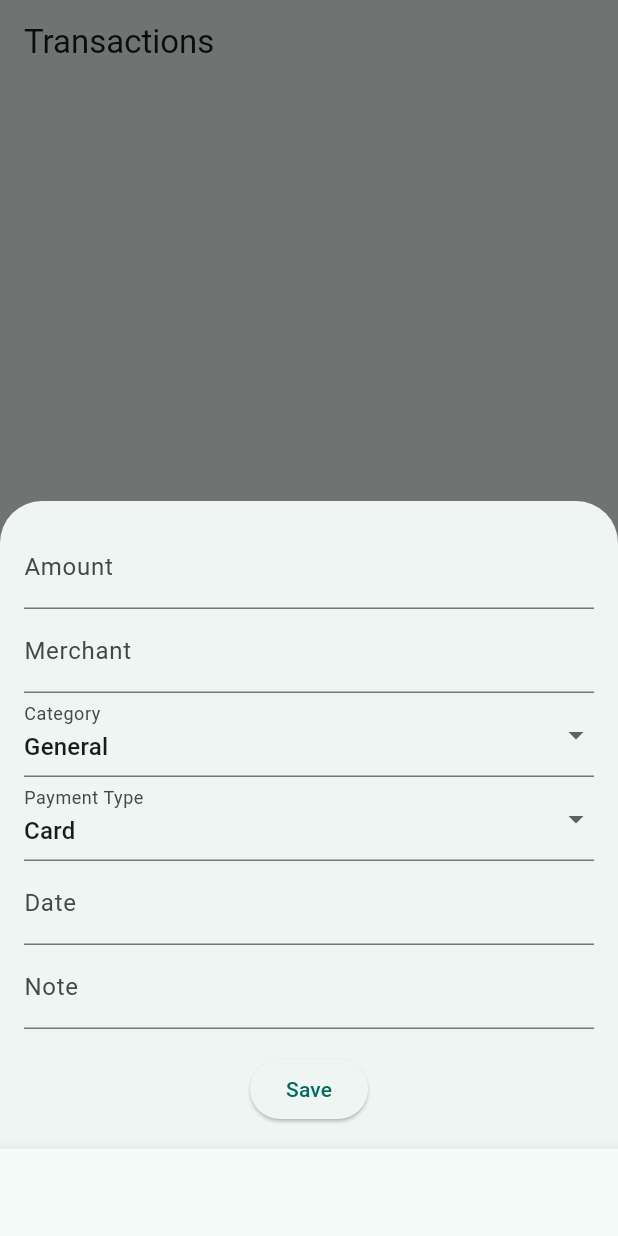
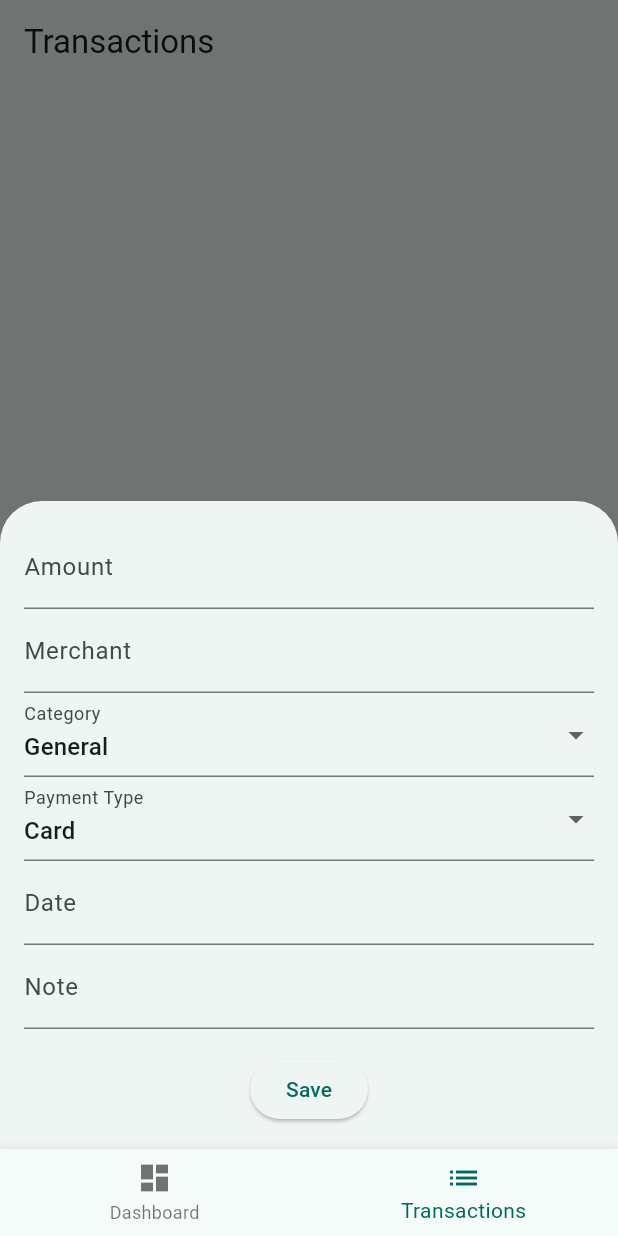
Before and after one commit to Pistote-Initative-Studio/Budget-Balanced, a Flutter app: the screen it shows after launch, item 2 of the bottom bar chosen, after a tap on the "add" icon, on a phone screen of 412 x 824 dp. Run offline on Flutter 3.47's test engine with Material 3 defaults, Android fonts, the light colour scheme and no system bars; our stand-ins replace flutter_riverpod, go_router, hive, hive_flutter; accounts and stored records are empty.

Commit message:
Implement transactions flow with bottom navigation

```diff
--- a/lib/core/di/providers.dart
+++ b/lib/core/di/providers.dart
@@ -2,110 +2,20 @@ import 'package:flutter_riverpod/flutter_riverpod.dart';
 import 'package:hive/hive.dart';
 
 import '../../data/models/transaction.dart';
-import '../../data/models/budget.dart';
 import '../../data/repos/transaction_repo.dart';
-import '../../data/repos/budget_repo.dart';
 import '../../data/storage/hive_boxes.dart';
 
-final hiveReadyProvider = FutureProvider<void>((ref) async {
-  await initHive();
-});
-
 final transactionRepoProvider = Provider<TransactionRepo>((ref) {
-  ref.watch(hiveReadyProvider);
   final box = Hive.box<BBTransaction>(Boxes.transactions);
   return TransactionRepo(box);
 });
 
-final transactionsProvider = StreamProvider<List<BBTransaction>>((ref) {
+final transactionsProvider =
+    StreamProvider<List<BBTransaction>>((ref) {
   final repo = ref.watch(transactionRepoProvider);
   return repo.watchAll();
 });
 
-final budgetRepoProvider = Provider<BudgetRepo>((ref) {
-  ref.watch(hiveReadyProvider);
-  final box = Hive.box<Budget>(Boxes.budgets);
-  return BudgetRepo(box);
-});
-
-final currentMonthProvider = Provider<(int year, int month)>((ref) {
-  final now = DateTime.now().toUtc();
-  return (now.year, now.month);
-});
-
-final currentMonthBudgetProvider =
-    StreamProvider<Budget>((ref) {
-  final repo = ref.watch(budgetRepoProvider);
-  final (year, month) = ref.watch(currentMonthProvider);
-  return repo
-      .watchForMonth(year, month)
-      .map((b) => b ?? Budget.empty(year, month));
-});
-
-final categorySpendThisMonthProvider = Provider<Map<String, int>>((ref) {
-  final txs = ref.watch(transactionsProvider).value ?? [];
-  final (year, month) = ref.watch(currentMonthProvider);
-  final start = DateTime.utc(year, month);
-  final end = month == 12
-      ? DateTime.utc(year + 1, 1)
-      : DateTime.utc(year, month + 1);
-  final map = <String, int>{};
-  for (final tx in txs) {
-    if (tx.dateUtc.isBefore(end) && !tx.dateUtc.isBefore(start)) {
-      map[tx.category] = (map[tx.category] ?? 0) + tx.amountCents;
-    }
-  }
-  return map;
-});
-
-class CategoryBudgetInfo {
-  CategoryBudgetInfo({required this.limit, required this.spent});
-  final int limit;
-  final int spent;
-  int get remaining => limit - spent;
-}
-
-class BudgetOverview {
-  BudgetOverview({
-    required this.categories,
-    required this.totalLimit,
-    required this.totalSpent,
-  });
-
-  final Map<String, CategoryBudgetInfo> categories;
-  final int totalLimit;
-  final int totalSpent;
-  int get totalRemaining => totalLimit - totalSpent;
-  double get pctUsed =>
-      totalLimit == 0 ? 0 : totalSpent / totalLimit * 100;
-}
-
-final budgetOverviewProvider = Provider<BudgetOverview>((ref) {
-  final (year, month) = ref.watch(currentMonthProvider);
-  final budget = ref.watch(currentMonthBudgetProvider).maybeWhen(
-        data: (b) => b,
-        orElse: () => Budget.empty(year, month),
-      );
-  final spend = ref.watch(categorySpendThisMonthProvider);
-  final categories = {...budget.categoryLimits.keys, ...spend.keys};
-  final perCat = <String, CategoryBudgetInfo>{};
-  for (final c in categories) {
-    final limit = budget.categoryLimits[c] ?? 0;
-    final spent = spend[c] ?? 0;
-    perCat[c] = CategoryBudgetInfo(limit: limit, spent: spent);
-  }
-  final totalLimit =
-      perCat.values.fold<int>(0, (p, e) => p + e.limit);
-  final totalSpent =
-      perCat.values.fold<int>(0, (p, e) => p + e.spent);
-  return BudgetOverview(
-    categories: perCat,
-    totalLimit: totalLimit,
-    totalSpent: totalSpent,
-  );
-});
-
-/// Existing provider retained for backward compatibility.
 final monthSpendProvider = Provider<int>((ref) {
   ref.watch(transactionsProvider);
   final repo = ref.watch(transactionRepoProvider);
--- a/lib/data/repos/transaction_repo.dart
+++ b/lib/data/repos/transaction_repo.dart
@@ -1,7 +1,6 @@
 import 'package:hive/hive.dart';
 
 import '../models/transaction.dart';
-import '../storage/hive_boxes.dart';
 
 class TransactionRepo {
   TransactionRepo(this._box);
--- a/lib/data/storage/hive_boxes.dart
+++ b/lib/data/storage/hive_boxes.dart
@@ -1,12 +1,10 @@
 import 'package:hive_flutter/hive_flutter.dart';
 
 import '../models/transaction.dart';
-import '../models/budget.dart';
 
 class Boxes {
   Boxes._();
   static const transactions = 'bb_transactions';
-  static const budgets = 'bb_budgets';
 }
 
 Future<void> initHive() async {
@@ -14,9 +12,5 @@ Future<void> initHive() async {
   if (!Hive.isAdapterRegistered(BBTransactionAdapter().typeId)) {
     Hive.registerAdapter(BBTransactionAdapter());
   }
-  if (!Hive.isAdapterRegistered(BudgetAdapter().typeId)) {
-    Hive.registerAdapter(BudgetAdapter());
-  }
   await Hive.openBox<BBTransaction>(Boxes.transactions);
-  await Hive.openBox<Budget>(Boxes.budgets);
 }
--- a/lib/features/dashboard/dashboard_page.dart
+++ b/lib/features/dashboard/dashboard_page.dart
@@ -9,13 +9,7 @@ class DashboardPage extends ConsumerWidget {
 
   @override
   Widget build(BuildContext context, WidgetRef ref) {
-    final overview = ref.watch(budgetOverviewProvider);
-    final totalLimit = overview.totalLimit;
-    final totalSpent = overview.totalSpent;
-    final pct = overview.pctUsed;
-    final double progress = totalLimit == 0
-        ? 0.0
-        : (totalSpent / totalLimit).clamp(0.0, 1.0).toDouble();
+    final spent = ref.watch(monthSpendProvider);
     return Scaffold(
       appBar: AppBar(title: const Text('Dashboard')),
       body: ListView(
@@ -29,14 +23,7 @@ class DashboardPage extends ConsumerWidget {
                 children: [
                   const Text('Budget This Month'),
                   const SizedBox(height: 8),
-                  if (totalLimit == 0)
-                    const Text('No budget set')
-                  else ...[
-                    Text(
-                        '${formatCents(totalSpent)} / ${formatCents(totalLimit)} • ${pct.toStringAsFixed(0)}%'),
-                    const SizedBox(height: 8),
-                    LinearProgressIndicator(value: progress),
-                  ],
+                  Text(formatCents(spent)),
                 ],
               ),
             ),
--- a/lib/features/transactions/add_transaction_sheet.dart
+++ b/lib/features/transactions/add_transaction_sheet.dart
@@ -22,10 +22,25 @@ class _AddTransactionSheetState extends ConsumerState<AddTransactionSheet> {
 
   String _category = 'General';
   String _paymentType = 'Card';
-  DateTime _date = DateTime.now().toUtc();
+  late DateTime _date;
 
   final _uuid = const Uuid();
-  final _dateFormat = DateFormat.yMMMd();
+  final _dateFormat = DateFormat('yyyy-MM-dd');
+
+  @override
+  void initState() {
+    super.initState();
+    final now = DateTime.now().toUtc();
+    _date = DateTime.utc(now.year, now.month, now.day);
+  }
+
+  @override
+  void dispose() {
+    _amountController.dispose();
+    _merchantController.dispose();
+    _noteController.dispose();
+    super.dispose();
+  }
 
   @override
   Widget build(BuildContext context) {
@@ -56,6 +71,7 @@ class _AddTransactionSheetState extends ConsumerState<AddTransactionSheet> {
                   DropdownMenuItem(value: 'General', child: Text('General')),
                   DropdownMenuItem(value: 'Food', child: Text('Food')),
                   DropdownMenuItem(value: 'Transport', child: Text('Transport')),
+                  DropdownMenuItem(value: 'Bills', child: Text('Bills')),
                   DropdownMenuItem(value: 'Shopping', child: Text('Shopping')),
                 ],
                 onChanged: (v) => setState(() => _category = v ?? 'General'),
@@ -66,7 +82,7 @@ class _AddTransactionSheetState extends ConsumerState<AddTransactionSheet> {
                 items: const [
                   DropdownMenuItem(value: 'Card', child: Text('Card')),
                   DropdownMenuItem(value: 'Cash', child: Text('Cash')),
-                  DropdownMenuItem(value: 'Online', child: Text('Online')),
+                  DropdownMenuItem(value: 'Other', child: Text('Other')),
                 ],
                 onChanged: (v) => setState(() => _paymentType = v ?? 'Card'),
               ),
@@ -84,7 +100,8 @@ class _AddTransactionSheetState extends ConsumerState<AddTransactionSheet> {
                     lastDate: DateTime(2100),
                   );
                   if (picked != null) {
-                    setState(() => _date = picked.toUtc());
+                    setState(() =>
+                        _date = DateTime.utc(picked.year, picked.month, picked.day));
                   }
                 },
               ),
--- a/lib/features/transactions/transactions_page.dart
+++ b/lib/features/transactions/transactions_page.dart
@@ -3,6 +3,7 @@ import 'package:flutter_riverpod/flutter_riverpod.dart';
 
 import '../../core/di/providers.dart';
 import '../../core/utils/currency.dart';
+import 'package:intl/intl.dart';
 import 'add_transaction_sheet.dart';
 
 class TransactionsPage extends ConsumerWidget {
@@ -18,13 +19,14 @@ class TransactionsPage extends ConsumerWidget {
           if (items.isEmpty) {
             return const Center(child: Text('No transactions yet'));
           }
+          final dateFormat = DateFormat('yyyy-MM-dd');
           return ListView.builder(
             itemCount: items.length,
             itemBuilder: (context, index) {
               final tx = items[index];
               return ListTile(
                 title: Text(tx.merchant),
-                subtitle: Text(tx.category),
+                subtitle: Text(dateFormat.format(tx.dateUtc.toLocal())),
                 trailing: Text(formatCents(tx.amountCents)),
               );
             },
--- a/lib/router.dart
+++ b/lib/router.dart
@@ -4,9 +4,6 @@ import 'package:go_router/go_router.dart';
 
 import 'features/dashboard/dashboard_page.dart';
 import 'features/transactions/transactions_page.dart';
-import 'features/budgets/budgets_page.dart';
-import 'features/goals/goals_page.dart';
-import 'features/settings/settings_page.dart';
 
 final appRouterProvider = Provider<GoRouter>((ref) {
   return GoRouter(
@@ -20,14 +17,6 @@ final appRouterProvider = Provider<GoRouter>((ref) {
           GoRoute(
               path: '/transactions',
               builder: (context, state) => const TransactionsPage()),
-          GoRoute(
-              path: '/budgets',
-              builder: (context, state) => const BudgetsPage()),
-          GoRoute(
-              path: '/goals', builder: (context, state) => const GoalsPage()),
-          GoRoute(
-              path: '/settings',
-              builder: (context, state) => const SettingsPage()),
         ],
       ),
     ],
@@ -44,12 +33,6 @@ class _ScaffoldWithNav extends StatelessWidget {
         return 0;
       case '/transactions':
         return 1;
-      case '/budgets':
-        return 2;
-      case '/goals':
-        return 3;
-      case '/settings':
-        return 4;
       default:
         return 0;
     }
@@ -62,15 +45,6 @@ class _ScaffoldWithNav extends StatelessWidget {
         break;
       case 1:
         context.go('/transactions');
-        break;
-      case 2:
-        context.go('/budgets');
-        break;
-      case 3:
-        context.go('/goals');
-        break;
-      case 4:
-        context.go('/settings');
         break;
     }
   }
@@ -89,11 +63,6 @@ class _ScaffoldWithNav extends StatelessWidget {
               icon: Icon(Icons.dashboard), label: 'Dashboard'),
           BottomNavigationBarItem(
               icon: Icon(Icons.list), label: 'Transactions'),
-          BottomNavigationBarItem(
-              icon: Icon(Icons.pie_chart), label: 'Budgets'),
-          BottomNavigationBarItem(icon: Icon(Icons.flag), label: 'Goals'),
-          BottomNavigationBarItem(
-              icon: Icon(Icons.settings), label: 'Settings'),
         ],
       ),
     );
```
